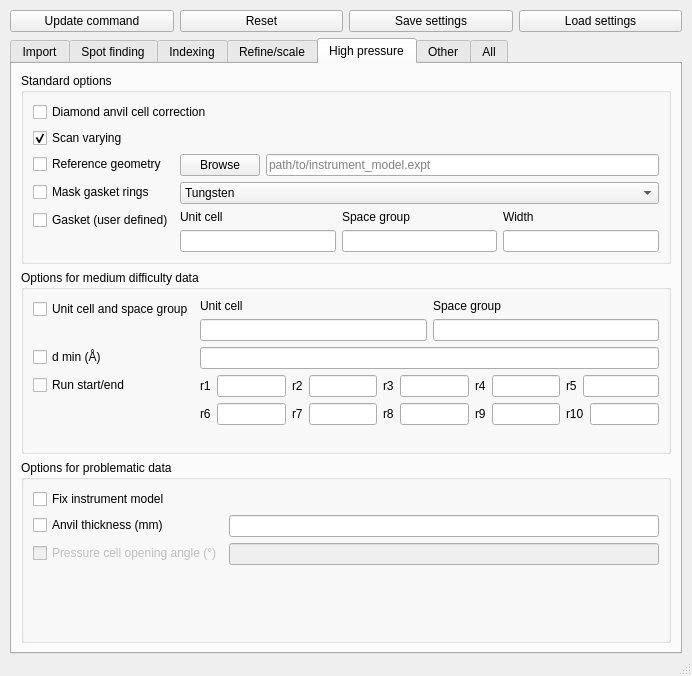
xia2/i19-gui, file i19-gui/OptionsWindow.ui: the form before one commit.
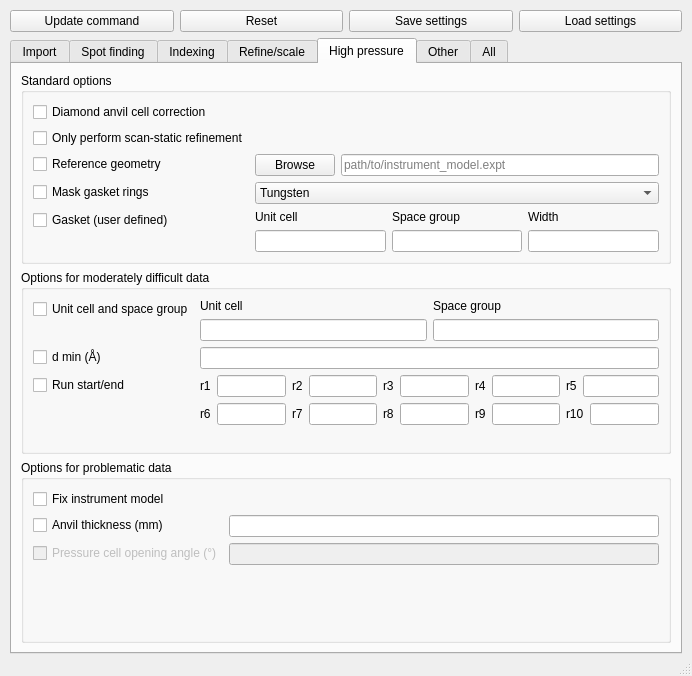
The form after the commit. The open tabs and pages were chosen to show the change.

Commit message:
Link duplicate widgets with signals → slots
Remove a setText from UIOptionsWindow.browse_for_reference_model because
it is now redundant.
Also tidy up the wording of some widget labels.

Patch:
```diff
--- a/i19-gui/OptionsWindow.ui
+++ b/i19-gui/OptionsWindow.ui
@@ -1003,10 +1003,7 @@
               <string>During refinement, allow the instrument model to vary throughout a sweep.</string>
              </property>
              <property name="text">
-              <string>Scan varying</string>
-             </property>
-             <property name="checked">
-              <bool>true</bool>
+              <string>Only perform scan-static refinement</string>
              </property>
              <property name="tristate">
               <bool>false</bool>
@@ -1154,7 +1151,7 @@
         <item>
          <widget class="QGroupBox" name="groupBox">
           <property name="title">
-           <string>Options for medium difficulty data</string>
+           <string>Options for moderately difficult data</string>
           </property>
           <layout class="QFormLayout" name="formLayout_7">
            <item row="0" column="0">
```
Left out of the diff: 276 changed lines with no effect on the pictures. The commit also changes 1 other file.
